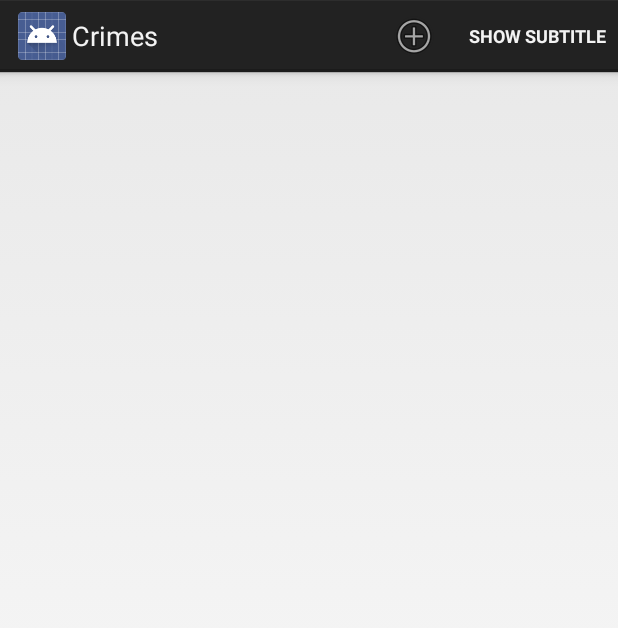
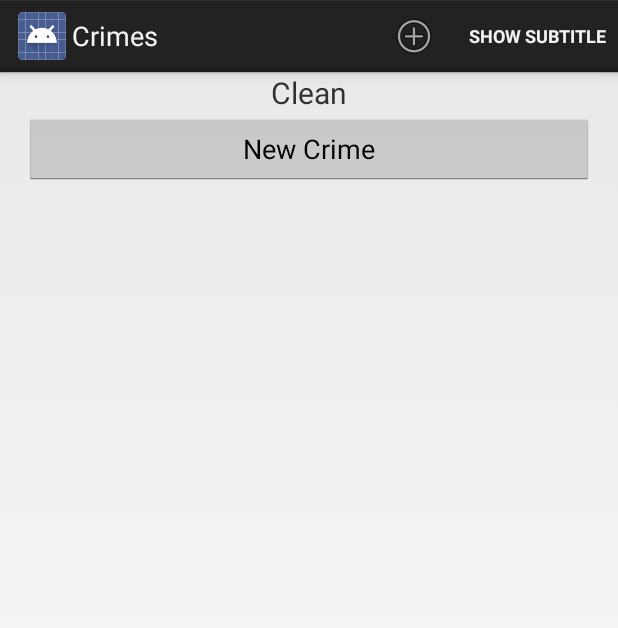
Before and after one commit to hasot/android_hardy_philips, an Android app: the screen it shows after launch (CrimeListActivity), on a phone screen of 412 x 824 dp. Shown: the top 628 px of the screen. Run offline under Robolectric (Android 15) with nearby library versions, the phone set to English and light mode, and no system bars.

Commit message:
Chapter 16 +exercise

```diff
--- a/CriminalIntent2/app/src/main/java/com/raywritescode/criminalintent/CrimeListFragment.java
+++ b/CriminalIntent2/app/src/main/java/com/raywritescode/criminalintent/CrimeListFragment.java
@@ -15,6 +15,7 @@ import android.view.MenuItem;
 import android.view.View;
 import android.view.ViewGroup;
 import android.widget.ArrayAdapter;
+import android.widget.Button;
 import android.widget.CheckBox;
 import android.widget.ListView;
 import android.widget.TextView;
@@ -24,6 +25,7 @@ public class CrimeListFragment extends ListFragment {
 	private static final String TAG = "CrimeListFragment";
 
 	private ArrayList<Crime> mCrimes;
+	private Button createCrimeButton;
 
 	private boolean mSubtitleVisible;
 	public static final String EXTRA_CRIME_ID =
@@ -41,7 +43,9 @@ public class CrimeListFragment extends ListFragment {
 		mCrimes = CrimeLab.get(getActivity()).getCrimes();
 
 		CrimeAdapter adapter = new CrimeAdapter(mCrimes);
+
 		setListAdapter(adapter);
+
 
 	}
 
@@ -49,18 +53,28 @@ public class CrimeListFragment extends ListFragment {
 	@Override
 	public View onCreateView(LayoutInflater inflater, ViewGroup patent,
 							 Bundle savedInstanceState){
-		View v = super.onCreateView(inflater, patent, savedInstanceState);
+		View v = inflater.inflate(R.layout.fragment_crime_list, patent, false);
+
 		if (Build.VERSION.SDK_INT >= Build.VERSION_CODES.HONEYCOMB){
 			if (mSubtitleVisible){
 				getActivity().getActionBar().setSubtitle(R.string.subtitle);
 			}
 		}
+		createCrimeButton = (Button)v.findViewById(R.id.fragment_crime_create);
+		createCrimeButton.setOnClickListener(new View.OnClickListener() {
+
+			@Override
+			public void onClick(View v) {
+				showCreateCrime();
+			}
+		});
 		return v;
 	}
 
 	@Override
 	public void onListItemClick(ListView l, View v, int position, long id){
 		Crime c = ((CrimeAdapter)getListAdapter()).getItem(position);
+
 		//Запускаем CramePagesActivity с обьектом Crime Чтобы слайдилось =)
 		Intent i = new Intent(getActivity(), CrimePagerActivity.class);
 		i.putExtra(CrimeFragment.EXTRA_CRIME_ID, c.getId());
@@ -137,4 +151,12 @@ public class CrimeListFragment extends ListFragment {
 				return super.onOptionsItemSelected(item);
 		}
 	}
+
+	private void showCreateCrime() {
+		Crime crime = new Crime();
+		CrimeLab.get(getActivity()).addCrime(crime);
+		Intent i = new Intent(getActivity(), CrimePagerActivity.class);
+		i.putExtra(CrimeFragment.EXTRA_CRIME_ID, crime.getId());
+		startActivityForResult(i, 0);
+	}
 }
--- a/CriminalIntent2/app/src/main/res/layout/fragment_crime.xml
+++ b/CriminalIntent2/app/src/main/res/layout/fragment_crime.xml
@@ -8,7 +8,7 @@
         android:layout_width="match_parent"
         android:layout_height="wrap_content"
         android:text="@string/crime_title_label"
-        style="?@android:listSeparatorTextViewStyle" />"
+         />"
 
     <EditText
         android:id="@+id/crime_title"
--- /dev/null
+++ b/CriminalIntent2/app/src/main/res/layout/fragment_crime_list.xml
@@ -0,0 +1,33 @@
+<?xml version="1.0" encoding="utf-8"?>
+<FrameLayout xmlns:android="http://schemas.android.com/apk/res/android"
+    android:layout_width="match_parent"
+    android:layout_height="match_parent" >
+
+    <ListView android:id="@android:id/list"
+	    android:layout_width="match_parent"
+	    android:layout_height="match_parent" />
+
+    <LinearLayout android:id="@android:id/empty"
+	    android:layout_width="match_parent"
+	    android:layout_height="match_parent"
+	    android:orientation="vertical">
+
+	    <TextView
+		    android:layout_width="match_parent"
+		    android:layout_height="wrap_content"
+		    android:textSize="20sp"
+		    android:gravity="center"
+		    android:text="@string/empty_list" />
+
+       <Button android:id="@+id/fragment_crime_create"
+	        android:layout_width="match_parent"
+	        android:layout_height="wrap_content"
+	        android:layout_marginLeft="16dp"
+	        android:layout_marginRight="16dp"
+		    android:gravity="center"
+	        android:text="@string/new_crime" />
+
+    </LinearLayout>
+
+
+</FrameLayout>
--- a/CriminalIntent2/app/src/main/res/layout/list_item_crime.xml
+++ b/CriminalIntent2/app/src/main/res/layout/list_item_crime.xml
@@ -36,4 +36,5 @@
 
 
 
+
 </RelativeLayout>
--- a/CriminalIntent2/app/src/main/res/values/strings.xml
+++ b/CriminalIntent2/app/src/main/res/values/strings.xml
@@ -18,4 +18,6 @@
     <string name="subtitle">If you see something, say something.</string>
     <string name="delete_crime">Delete</string>
 
+    <string name="empty_list">Clean</string>
+
 </resources>
```
Also changed, not shown: 18 other files.
